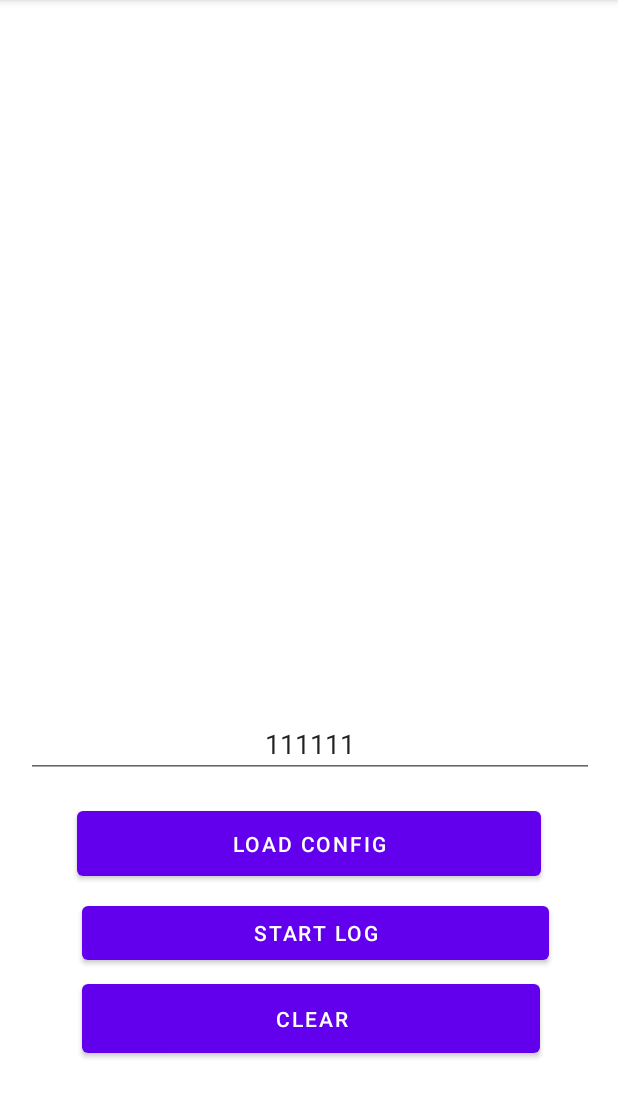
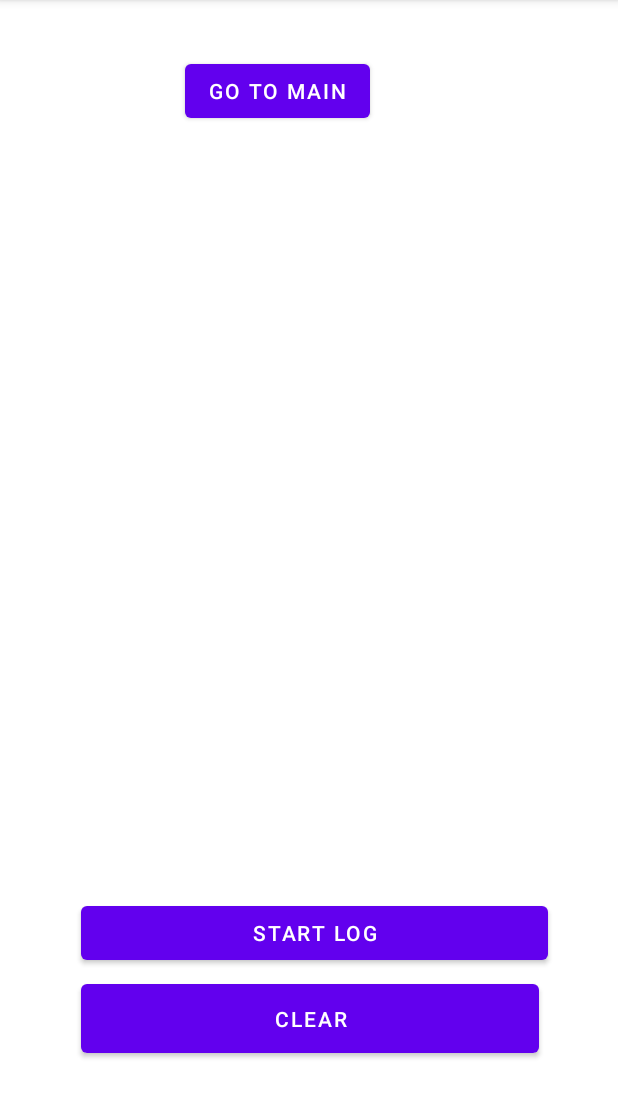
Before and after one commit to michuwalczak/AMA-Geofence, an Android app: the screen it shows after launch (MainActivity before the commit, SecondActivity after it), after a tap on "CLEAR", on a phone screen of 412 x 824 dp, the part 84-1202 px from its top. Run offline under Robolectric (Android 15) with nearby library versions, the phone set to English and light mode, and no system bars; our stand-ins replace Firebase (no records; nobody signed in at launch, a user with empty details on screens opened directly), Room's generated code; 2 other taps on this screen came first.

Commit message:
two activities

```diff
--- a/app/src/main/AndroidManifest.xml
+++ b/app/src/main/AndroidManifest.xml
@@ -1,6 +1,6 @@
 <?xml version="1.0" encoding="utf-8"?>
 <manifest xmlns:android="http://schemas.android.com/apk/res/android"
-    package="com.example.ama_geofence" >
+    package="com.example.ama_geofence">
 
     <uses-permission android:name="android.permission.NETWORK" />
     <uses-permission android:name="android.permission.ACCESS_NETWORK_STATE" />
@@ -14,6 +14,9 @@
         android:roundIcon="@mipmap/ic_launcher_round"
         android:supportsRtl="true"
         android:theme="@style/AppTheme">
+
+        <activity android:name=".SecondActivity"></activity>
+
         <activity android:name=".MainActivity">
             <intent-filter>
                 <action android:name="android.intent.action.MAIN" />
@@ -27,4 +30,5 @@
             android:exported="false"
             android:permission="com.google.android.gms.permission.ACTIVITY_RECOGNITION" />
     </application>
+
 </manifest>
--- a/app/src/main/java/com/example/ama_geofence/MainActivity.kt
+++ b/app/src/main/java/com/example/ama_geofence/MainActivity.kt
@@ -2,6 +2,7 @@ package com.example.ama_geofence
 
 
 import android.content.Context
+import android.content.Intent
 import android.location.LocationManager
 import android.net.ConnectivityManager
 import android.os.Bundle
@@ -50,19 +51,19 @@ class MainActivity : AppCompatActivity() {
         setContentView(R.layout.activity_main)
 
 
-        val recyclerView = findViewById<RecyclerView>(R.id.recyclerview)
-        val adapter = LogListAdapter(this)
-        recyclerView.adapter = adapter
-        recyclerView.layoutManager = LinearLayoutManager(this)
+       // val recyclerView = findViewById<RecyclerView>(R.id.recyclerview)
+       // val adapter = LogListAdapter(this)
+       // recyclerView.adapter = adapter
+       // recyclerView.layoutManager = LinearLayoutManager(this)
 
         logViewModel = ViewModelProvider(this).get(LogViewModel::class.java)
-        logViewModel.allMessages.observe(this, Observer { messages ->
-            messages?.let { adapter.setMessages(it) }
-        })
+       // logViewModel.allMessages.observe(this, Observer { messages ->
+          //  messages?.let { adapter.setMessages(it) }
+       // })
 
 
         val btnLoadConfig = findViewById<Button>(R.id.btnLoadConfig)
-        val btnStartLog = findViewById<Button>(R.id.btnStartLog)
+       // val btnStartLog = findViewById<Button>(R.id.btnStartLog)
         val btnClearLog = findViewById<Button>(R.id.btnClearLog)
         val txtUserId = findViewById<EditText>(R.id.txtUserId)
 
@@ -71,28 +72,28 @@ class MainActivity : AppCompatActivity() {
         externalDataBase = ExtDataBase(this)
 
 
-        btnLoadConfig.run {
-            setOnClickListener {
+        btnLoadConfig.setOnClickListener {
                 if(externalDataBase.hasPermission() && isNetworkAvailable())
                     loadConfiguration(txtUserId.text.toString())
-            }
+            val intent= Intent (this, SecondActivity::class.java)
+            startActivity(intent)
         }
+//
+//        btnStartLog.setOnClickListener {
+//                if(location.hasPermission()) {
+//                    if (isLocationAvailable())
+//                        startLogLocation()
+//                }else{
+//                    location.givePermission()
+//                }
+//            }
 
-        btnStartLog.run {
+
+        btnClearLog.
             setOnClickListener {
-                if(location.hasPermission()) {
-                    if (isLocationAvailable())
-                        startLogLocation()
-                }else{
-                    location.givePermission()
-                }
-            }
-        }
+                val intent= Intent (this, SecondActivity::class.java)
+                startActivity(intent)
 
-        btnClearLog.run {
-            setOnClickListener {
-                clearLog()
-            }
         }
     }
 
@@ -104,20 +105,20 @@ class MainActivity : AppCompatActivity() {
 
     private fun loadConfiguration(userId: String) = externalDataBase.readConfiguration(userId)
 
-    private fun startLogLocation(){
-        location.getLastLocation()
-        activityTransition.start()
+//    private fun startLogLocation(){
+//        location.getLastLocation()
+//        activityTransition.start()
+//
+//        timer.schedule(object : TimerTask() {
+//            override fun run() {
+//                externalDataBase.write(DateAndTime.dateAndTime)
+//            }
+//        }, 5000, CurrentState.configuration!!.interval * 60 * 1000)
+//    }
 
-        timer.schedule(object : TimerTask() {
-            override fun run() {
-                externalDataBase.write(DateAndTime.dateAndTime)
-            }
-        }, 5000, CurrentState.configuration!!.interval * 60 * 1000)
-    }
-
-    fun clearLog(){
-        logViewModel.deleteAll()
-    }
+//    fun clearLog(){
+//        logViewModel.deleteAll()
+//    }
 
     private fun isNetworkAvailable(): Boolean {
         val connectivityManager = getSystemService(Context.CONNECTIVITY_SERVICE) as ConnectivityManager
@@ -132,15 +133,15 @@ class MainActivity : AppCompatActivity() {
         }
     }
 
-    private fun isLocationAvailable(): Boolean {
-        val locationManager = getSystemService(Context.LOCATION_SERVICE) as LocationManager
-
-        return if(locationManager.isProviderEnabled(LocationManager.GPS_PROVIDER)){
-            log(LogMessage(text = "Location service ON"))
-            true
-        }else{
-            log(LogMessage(text = "Location service OFF"))
-            false
-        }
-    }
+//    private fun isLocationAvailable(): Boolean {
+//        val locationManager = getSystemService(Context.LOCATION_SERVICE) as LocationManager
+//
+//        return if(locationManager.isProviderEnabled(LocationManager.GPS_PROVIDER)){
+//            log(LogMessage(text = "Location service ON"))
+//            true
+//        }else{
+//            log(LogMessage(text = "Location service OFF"))
+//            false
+//        }
+//    }
 }
--- /dev/null
+++ b/app/src/main/java/com/example/ama_geofence/SecondActivity.kt
@@ -0,0 +1,80 @@
+package com.example.ama_geofence
+
+import android.content.Context
+import android.content.Intent
+import android.location.LocationManager
+import androidx.appcompat.app.AppCompatActivity
+import android.os.Bundle
+import android.widget.Button
+import android.widget.EditText
+import androidx.lifecycle.ViewModelProvider
+import androidx.recyclerview.widget.LinearLayoutManager
+import androidx.recyclerview.widget.RecyclerView
+import com.example.ama_geofence.MainActivity.Companion.logViewModel
+import com.example.ama_geofence.internaldatabase.LogViewModel
+import kotlinx.android.synthetic.main.activity_second.*
+import java.util.*
+
+class SecondActivity : AppCompatActivity() {
+    private val timer = Timer()
+    override fun onCreate(savedInstanceState: Bundle?) {
+        super.onCreate(savedInstanceState)
+        setContentView(R.layout.activity_second)
+
+        val btnClearLog = findViewById<Button>(R.id.btnClearLog)
+        val btnStartLog = findViewById<Button>(R.id.btnStartLog)
+        val recyclerView = findViewById<RecyclerView>(R.id.recyclerview)
+        val adapter = LogListAdapter(this)
+        recyclerView.adapter = adapter
+        recyclerView.layoutManager = LinearLayoutManager(this)
+
+        logViewModel = ViewModelProvider(this).get(LogViewModel::class.java)
+        logViewModel.allMessages.observe(this, androidx.lifecycle.Observer { messages ->
+            messages?.let { adapter.setMessages(it) }
+        })
+
+        val btnToMain = findViewById<Button>(R.id.btnToMain)
+        btnToMain.setOnClickListener{
+            val intent= Intent (this, MainActivity::class.java)
+            startActivity(intent)
+        }
+        btnClearLog.
+            setOnClickListener {
+               clearLog()
+
+            }
+
+        btnStartLog.setOnClickListener {
+            if(MainActivity.location.hasPermission()) {
+                if (isLocationAvailable())
+                    startLogLocation()
+            }else{
+                MainActivity.location.givePermission()
+            }
+        }
+    }
+    fun clearLog(){
+        logViewModel.deleteAll()
+    }
+    private fun startLogLocation(){
+        MainActivity.location.getLastLocation()
+        MainActivity.activityTransition.start()
+
+        timer.schedule(object : TimerTask() {
+            override fun run() {
+                MainActivity.externalDataBase.write(DateAndTime.dateAndTime)
+            }
+        }, 5000, CurrentState.configuration!!.interval * 60 * 1000)
+    }
+    private fun isLocationAvailable(): Boolean {
+        val locationManager = getSystemService(Context.LOCATION_SERVICE) as LocationManager
+
+        return if(locationManager.isProviderEnabled(LocationManager.GPS_PROVIDER)){
+            MainActivity.log(LogMessage(text = "Location service ON"))
+            true
+        }else{
+            MainActivity.log(LogMessage(text = "Location service OFF"))
+            false
+        }
+    }
+}
--- a/app/src/main/java/com/example/ama_geofence/location/Location.kt
+++ b/app/src/main/java/com/example/ama_geofence/location/Location.kt
@@ -42,7 +42,7 @@ class Location(private val context: Context) {
         }
 
         task.addOnFailureListener {
-            MainActivity.log(LogMessage(text = "Localion updates activation failed"))
+            MainActivity.log(LogMessage(text = "Location updates activation failed"))
         }
     }
 
--- a/app/src/main/res/layout/activity_main.xml
+++ b/app/src/main/res/layout/activity_main.xml
@@ -64,18 +64,7 @@
             tools:layout_conversion_absoluteHeight="48dp"
             tools:layout_conversion_absoluteWidth="410dp" />
 
-        <Button
-            android:id="@+id/btnStartLog"
-            android:layout_width="311dp"
-            android:layout_height="48dp"
-            android:layout_marginBottom="4dp"
-            android:text="@string/start_log"
-            app:layout_constraintBottom_toTopOf="@+id/btnClearLog"
-            app:layout_constraintEnd_toEndOf="parent"
-            app:layout_constraintHorizontal_bias="0.535"
-            app:layout_constraintStart_toStartOf="parent"
-            tools:layout_conversion_absoluteHeight="48dp"
-            tools:layout_conversion_absoluteWidth="410dp" />
+
 
         <Button
             android:id="@+id/btnClearLog"
--- /dev/null
+++ b/app/src/main/res/layout/activity_second.xml
@@ -0,0 +1,62 @@
+<?xml version="1.0" encoding="utf-8"?>
+<androidx.constraintlayout.widget.ConstraintLayout xmlns:android="http://schemas.android.com/apk/res/android"
+    xmlns:app="http://schemas.android.com/apk/res-auto"
+    xmlns:tools="http://schemas.android.com/tools"
+    android:layout_width="match_parent"
+    android:layout_height="match_parent"
+    tools:context="com.example.ama_geofence.SecondActivity">
+
+    <androidx.recyclerview.widget.RecyclerView
+        android:id="@+id/recyclerview"
+        android:layout_width="366dp"
+        android:layout_height="313dp"
+        android:padding="@dimen/big_padding"
+        app:layout_constraintBottom_toTopOf="@+id/btnToMain"
+        app:layout_constraintEnd_toEndOf="parent"
+        app:layout_constraintHorizontal_bias="0.488"
+        app:layout_constraintStart_toStartOf="parent"
+        app:layout_constraintTop_toBottomOf="@+id/btnToMain"
+        app:layout_constraintVertical_bias="0.0"
+        tools:layout_conversion_absoluteHeight="529dp"
+        tools:layout_conversion_absoluteWidth="410dp"
+        tools:listitem="@layout/recyclerview_item" />
+    <Button
+        android:id="@+id/btnStartLog"
+        android:layout_width="311dp"
+        android:layout_height="48dp"
+        android:layout_marginBottom="4dp"
+        android:text="@string/start_log"
+        app:layout_constraintBottom_toTopOf="@+id/btnClearLog"
+        app:layout_constraintEnd_toEndOf="parent"
+        app:layout_constraintHorizontal_bias="0.535"
+        app:layout_constraintStart_toStartOf="parent"
+        tools:layout_conversion_absoluteHeight="48dp"
+        tools:layout_conversion_absoluteWidth="410dp" />
+    <Button
+        android:id="@+id/btnClearLog"
+        android:layout_width="305dp"
+        android:layout_height="58dp"
+        android:layout_marginBottom="60dp"
+        android:text="Clear"
+        app:layout_constraintBottom_toBottomOf="parent"
+        app:layout_constraintEnd_toEndOf="parent"
+        app:layout_constraintHorizontal_bias="0.504"
+        app:layout_constraintStart_toStartOf="parent" />
+    <Button
+        android:id="@+id/btnToMain"
+        android:layout_width="wrap_content"
+        android:layout_height="wrap_content"
+        android:layout_marginStart="16dp"
+        android:layout_marginEnd="16dp"
+        android:layout_marginBottom="683dp"
+        android:text="Go To Main"
+        app:layout_constraintBottom_toBottomOf="parent"
+        app:layout_constraintEnd_toEndOf="parent"
+        app:layout_constraintHorizontal_bias="0.417"
+        app:layout_constraintStart_toStartOf="parent"
+        app:layout_constraintTop_toTopOf="parent"
+        app:layout_constraintVertical_bias="1.0" />
+
+
+
+</androidx.constraintlayout.widget.ConstraintLayout>
--- a/app/src/main/res/values/strings.xml
+++ b/app/src/main/res/values/strings.xml
@@ -7,4 +7,5 @@
     <string name="empty_not_saved">Word not saved because it is empty.</string>
     <string name="load_config">Load config</string>
     <string name="start_log">Start log</string>
+    <string name="back">back</string>
 </resources>
```
Also changed, not shown: app/build.gradle (line endings or trailing spaces).
